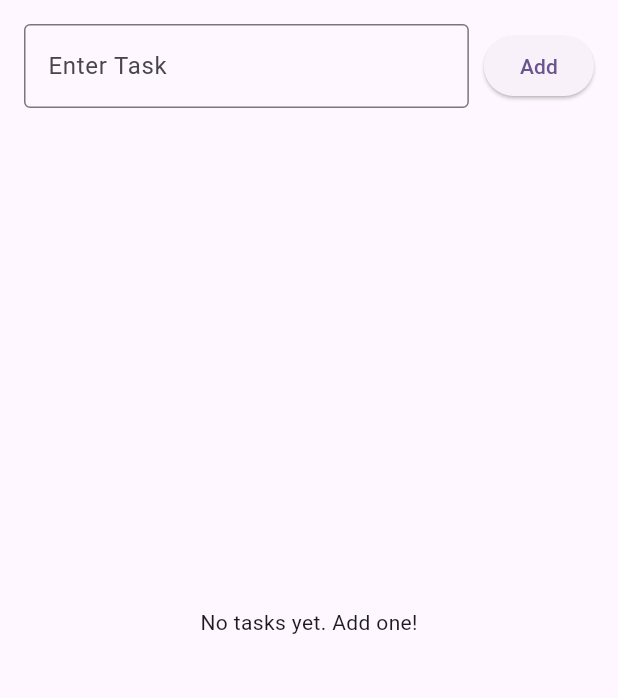
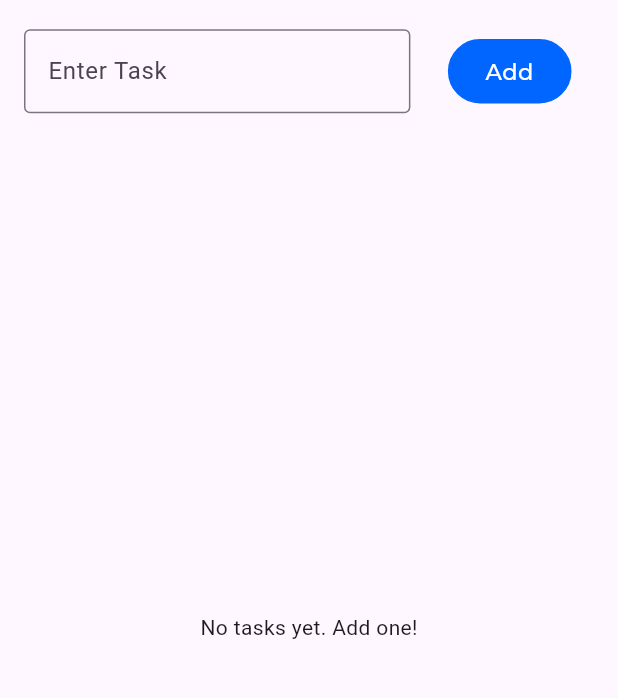
Before and after one commit to Kumarianushka79701/ToDoChecklistProject, a Flutter app: the screen it shows after launch, on a phone screen of 412 x 824 dp, the part 105-803 px from its top. Run offline on Flutter 3.47's test engine with Material 3 defaults, Android fonts, the phone set to English and light mode, and no system bars; our stand-ins replace google_fonts.

Commit message:
checklist changes

```diff
--- a/todoapp/lib/modules/todochecklistPage/views/todo_view.dart
+++ b/todoapp/lib/modules/todochecklistPage/views/todo_view.dart
@@ -2,6 +2,7 @@ import 'package:flutter/material.dart';
 import 'package:provider/provider.dart';
 import 'package:todoapp/modules/todochecklistPage/provider/todo_provider.dart';
 import 'package:todoapp/utils/colors.dart';
+import 'package:todoapp/widgets/button.dart';
 import 'package:todoapp/widgets/common_appbar.dart';
 import 'package:todoapp/widgets/text_widget.dart';
 
@@ -10,6 +11,7 @@ class ToDoListPage extends StatelessWidget {
 
   @override
   Widget build(BuildContext context) {
+    final width = MediaQuery.of(context).size.width;
     final todoProvider = Provider.of<TodoProvider>(context, listen: false);
     final taskController = TextEditingController();
 
@@ -34,13 +36,14 @@ class ToDoListPage extends StatelessWidget {
                   ),
                 ),
                 const SizedBox(width: 10),
-                ElevatedButton(
-                  onPressed: () {
+                 Button(
+                  width: width * 0.2,
+                  label: "Add",
+                  onTap: () {
                     todoProvider.addTask(taskController.text);
                     taskController.clear();
                   },
-                  child: const Text('Add'),
-                ),
+                )
               ],
             ),
             const SizedBox(height: 20),
```
